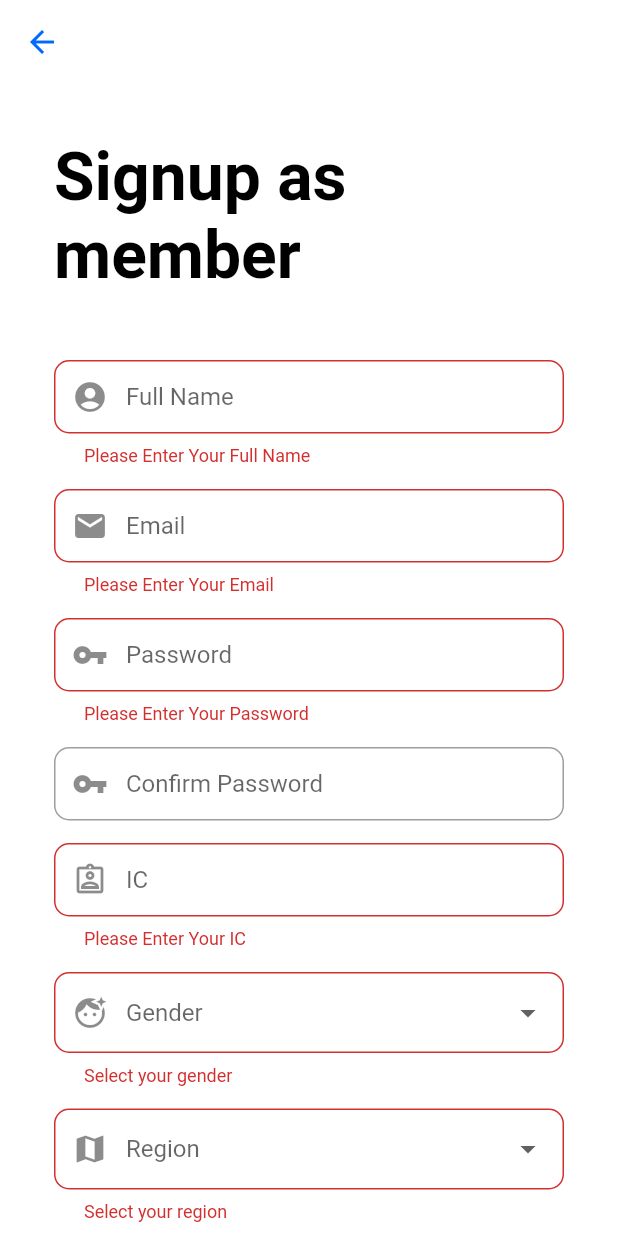
After one commit to group-apk/Mynda, a Flutter app: the RegistrationScreen screen opened directly, after a tap on "SignUp", on a phone screen of 412 x 824 dp. The commit adds this screen. Run offline on Flutter 3.47's test engine with Material 2 defaults, Android fonts, the light colour scheme and no system bars; our stand-ins replace cloud_firestore, firebase_auth, firebase_core, fluttertoast; accounts and stored records are empty.

Commit message:
registration_screen

```diff
--- a/lib/main.dart
+++ b/lib/main.dart
@@ -1,7 +1,8 @@
 import 'package:firebase_auth/firebase_auth.dart';
 import 'package:firebase_core/firebase_core.dart';
 import 'package:flutter/material.dart';
-import 'package:map_proj/profile_screen.dart';
+import '../profile_screen.dart';
+import '../screen/registration_screen.dart';
 
 void main() {
   runApp(const MyApp());
@@ -58,16 +59,19 @@ class LoginScreen extends StatefulWidget {
 }
 
 class _LoginScreenState extends State<LoginScreen> {
-
   //Login function
-  static Future<User?> loginUsingEmailPassword({required String email, required String password, required BuildContext context}) async{
-    FirebaseAuth auth= FirebaseAuth.instance;
+  static Future<User?> loginUsingEmailPassword(
+      {required String email,
+      required String password,
+      required BuildContext context}) async {
+    FirebaseAuth auth = FirebaseAuth.instance;
     User? user;
-    try{
-      UserCredential userCredential= await auth.signInWithEmailAndPassword(email: email, password: password);
-      user= userCredential.user;
-    } on FirebaseAuthException catch (e){
-      if(e.code=="user-not-found"){
+    try {
+      UserCredential userCredential = await auth.signInWithEmailAndPassword(
+          email: email, password: password);
+      user = userCredential.user;
+    } on FirebaseAuthException catch (e) {
+      if (e.code == "user-not-found") {
         print("No user found for that email");
       }
     }
@@ -75,14 +79,11 @@ class _LoginScreenState extends State<LoginScreen> {
     return user;
   }
 
-
-
-
   @override
   Widget build(BuildContext context) {
     //create the textfiled controller
-    TextEditingController _emailController =TextEditingController();
-    TextEditingController _passwordController =TextEditingController();
+    TextEditingController _emailController = TextEditingController();
+    TextEditingController _passwordController = TextEditingController();
 
     return Padding(
       padding: const EdgeInsets.all(16.0),
@@ -109,7 +110,7 @@ class _LoginScreenState extends State<LoginScreen> {
           const SizedBox(
             height: 44.0,
           ),
-           TextField(
+          TextField(
             controller: _emailController,
             keyboardType: TextInputType.emailAddress,
             decoration: const InputDecoration(
@@ -120,7 +121,7 @@ class _LoginScreenState extends State<LoginScreen> {
           const SizedBox(
             height: 26.0,
           ),
-         TextField(
+          TextField(
             controller: _passwordController,
             obscureText: true,
             decoration: const InputDecoration(
@@ -138,6 +139,7 @@ class _LoginScreenState extends State<LoginScreen> {
           const SizedBox(
             height: 88.0,
           ),
+          SizedBox(height: 88),
           Container(
             width: double.infinity,
             child: RawMaterialButton(
@@ -147,13 +149,16 @@ class _LoginScreenState extends State<LoginScreen> {
               shape: RoundedRectangleBorder(
                   borderRadius: BorderRadius.circular(12.0)),
               onPressed: () async {
-                User? user= await loginUsingEmailPassword(email: _emailController.text, password: _passwordController.text, context: context);
+                User? user = await loginUsingEmailPassword(
+                    email: _emailController.text,
+                    password: _passwordController.text,
+                    context: context);
                 print(user);
-                if(user !=null){
-                  Navigator.of(context).pushReplacement(MaterialPageRoute(builder:(context)=>ProfileScreen()));
-                //make a new screen
+                if (user != null) {
+                  Navigator.of(context).pushReplacement(
+                      MaterialPageRoute(builder: (context) => ProfileScreen()));
+                  //make a new screen
                 }
-
               },
               child: const Text(
                 "Login",
@@ -164,6 +169,28 @@ class _LoginScreenState extends State<LoginScreen> {
               ),
             ),
           ),
+          SizedBox(height: 15),
+          Row(
+            mainAxisAlignment: MainAxisAlignment.center,
+            children: <Widget>[
+              Text("Don't have an account? "),
+              GestureDetector(
+                onTap: () {
+                  Navigator.push(
+                      context,
+                      MaterialPageRoute(
+                          builder: (context) => RegistrationScreen()));
+                },
+                child: Text(
+                  "SignUp",
+                  style: TextStyle(
+                      color: Color(0xFF0069FE),
+                      fontWeight: FontWeight.bold,
+                      fontSize: 15),
+                ),
+              )
+            ],
+          ),
         ],
       ),
     );
--- /dev/null
+++ b/lib/model/user_model.dart
@@ -0,0 +1,43 @@
+class UserModel {
+  String? uid,
+      email,
+      fullName,
+      ic,
+      gender,
+      region,
+      states;
+
+  UserModel(
+      {this.uid,
+      this.email,
+      this.fullName,
+      this.ic,
+      this.gender,
+      this.region,
+      this.states});
+
+  // receive data from server
+  factory UserModel.fromMap(map) {
+    return UserModel(
+        uid: map['uid'],
+        email: map['email'],
+        fullName: map['fullName'],
+        ic: map['ic'],
+        gender: map['gender'],
+        region: map['region'],
+        states: map['states']);
+  }
+
+  // sending to server
+  Map<String, dynamic> toMap() {
+    return {
+      'uid': uid,
+      'email': email,
+      'fullName': fullName,
+      'ic': ic,
+      'gender': gender,
+      'region': region,
+      'states': states
+    };
+  }
+}
--- /dev/null
+++ b/lib/screen/registration_screen.dart
@@ -0,0 +1,454 @@
+import 'package:cloud_firestore/cloud_firestore.dart';
+import 'package:firebase_auth/firebase_auth.dart';
+import 'package:flutter/material.dart';
+import 'package:flutter/services.dart';
+import 'package:fluttertoast/fluttertoast.dart';
+// import 'package:map_proj/profile_screen.dart';
+import '../model/user_model.dart';
+
+class RegistrationScreen extends StatefulWidget {
+  const RegistrationScreen({Key? key}) : super(key: key);
+
+  @override
+  State<RegistrationScreen> createState() => _RegistrationScreenState();
+}
+
+class _RegistrationScreenState extends State<RegistrationScreen> {
+  final _auth = FirebaseAuth.instance;
+  // form key
+  final _formKey = GlobalKey<FormState>();
+
+  // editing controller
+  final fullNameEditingController = new TextEditingController();
+  final emailEditingController = new TextEditingController();
+  final passwordEditingController = new TextEditingController();
+  final confirmPasswordEditingController = new TextEditingController();
+  final ICEditingController = new TextEditingController();
+  final genderEditingController = new TextEditingController();
+  final regionEditingController = new TextEditingController();
+  final statesEditingController = new TextEditingController();
+
+  @override
+  Widget build(BuildContext context) {
+    // full name field
+    final fullNameField = TextFormField(
+        autofocus: false,
+        controller: fullNameEditingController,
+        keyboardType: TextInputType.name,
+        validator: (value) {
+          RegExp regex = new RegExp(r'^.{3,}$');
+          if (value!.isEmpty) {
+            return ("Please Enter Your Full Name");
+          }
+          if (!regex.hasMatch(value)) {
+            return ("Please Enter Your Full Name (Min. 3 characters required)");
+          }
+          return null;
+        },
+        onSaved: (value) {
+          fullNameEditingController.text = value!;
+        },
+        textInputAction: TextInputAction.next,
+        decoration: InputDecoration(
+          prefixIcon: Icon(Icons.account_circle),
+          contentPadding: EdgeInsets.fromLTRB(20, 15, 20, 15),
+          hintText: "Full Name",
+          border: OutlineInputBorder(borderRadius: BorderRadius.circular(10)),
+        ));
+
+    // email field
+    final emailField = TextFormField(
+        autofocus: false,
+        controller: emailEditingController,
+        keyboardType: TextInputType.emailAddress,
+        validator: (value) {
+          if (value!.isEmpty) {
+            return ("Please Enter Your Email");
+          }
+          // reg expression for email validation
+          if (!RegExp("^[a-zA-Z0-9+_.-]+@[a-zA-Z0-9.-]+.[a-z]")
+              .hasMatch(value)) {
+            return ("Please Enter a valid email");
+          }
+          return null;
+        },
+        onSaved: (value) {
+          emailEditingController.text = value!;
+        },
+        textInputAction: TextInputAction.next,
+        decoration: InputDecoration(
+          prefixIcon: Icon(Icons.mail),
+          contentPadding: EdgeInsets.fromLTRB(20, 15, 20, 15),
+          hintText: "Email",
+          border: OutlineInputBorder(borderRadius: BorderRadius.circular(10)),
+        ));
+
+    // password field
+    final passwordField = TextFormField(
+        autofocus: false,
+        controller: passwordEditingController,
+        obscureText: true,
+        validator: (value) {
+          RegExp regex = new RegExp(r'^.{6,}$');
+          if (value!.isEmpty) {
+            return ("Please Enter Your Password");
+          }
+          if (!regex.hasMatch(value)) {
+            return ("Please Enter at least 6 Character for Password");
+          }
+        },
+        onSaved: (value) {
+          passwordEditingController.text = value!;
+        },
+        textInputAction: TextInputAction.next,
+        decoration: InputDecoration(
+          prefixIcon: Icon(Icons.vpn_key),
+          contentPadding: EdgeInsets.fromLTRB(20, 15, 20, 15),
+          hintText: "Password",
+          border: OutlineInputBorder(borderRadius: BorderRadius.circular(10)),
+        ));
+
+    // confirm password field
+    final confirmPasswordField = TextFormField(
+        autofocus: false,
+        controller: confirmPasswordEditingController,
+        obscureText: true,
+        validator: (value) {
+          if (confirmPasswordEditingController.text !=
+              passwordEditingController.text) {
+            return "Password don't match";
+          }
+          return null;
+        },
+        onSaved: (value) {
+          confirmPasswordEditingController.text = value!;
+        },
+        textInputAction: TextInputAction.next,
+        decoration: InputDecoration(
+          prefixIcon: Icon(Icons.vpn_key),
+          contentPadding: EdgeInsets.fromLTRB(20, 15, 20, 15),
+          hintText: "Confirm Password",
+          border: OutlineInputBorder(borderRadius: BorderRadius.circular(10)),
+        ));
+
+    // IC field
+    final ICfield = TextFormField(
+        autofocus: false,
+        controller: ICEditingController,
+        keyboardType: TextInputType.number,
+        validator: (value) {
+          RegExp regex = new RegExp(r'^[0-9]{12}$');
+          if (value!.isEmpty) {
+            return ("Please Enter Your IC");
+          }
+          if (!regex.hasMatch(value)) {
+            return ("Please Enter Your IC (12 characters required)");
+          }
+          return null;
+        },
+        onSaved: (value) {
+          ICEditingController.text = value!;
+        },
+        inputFormatters: [
+          LengthLimitingTextInputFormatter(12),
+        ],
+        textInputAction: TextInputAction.next,
+        decoration: InputDecoration(
+          prefixIcon: Icon(Icons.assignment_ind_outlined),
+          contentPadding: EdgeInsets.fromLTRB(20, 15, 20, 15),
+          hintText: "IC",
+          border: OutlineInputBorder(borderRadius: BorderRadius.circular(10)),
+        ));
+
+    // gender
+    String? selectedValue = null;
+    final genderField = DropdownButtonFormField(
+      autofocus: false,
+      decoration: InputDecoration(
+        prefixIcon: Icon(Icons.face_retouching_natural),
+        contentPadding: EdgeInsets.fromLTRB(20, 15, 20, 15),
+        hintText: "Gender",
+        border: OutlineInputBorder(borderRadius: BorderRadius.circular(10)),
+      ),
+      value: selectedValue,
+      onChanged: (String? newValue) {
+        setState(() {
+          selectedValue = newValue!;
+        });
+        genderEditingController.text = selectedValue!;
+      },
+      validator: (value) => value == null ? "Select your gender" : null,
+      items: genderItems,
+    );
+
+    // region
+    String? selectedValue2 = null;
+    final regionField = DropdownButtonFormField(
+      autofocus: false,
+      decoration: InputDecoration(
+        prefixIcon: Icon(Icons.map),
+        contentPadding: EdgeInsets.fromLTRB(20, 15, 20, 15),
+        hintText: "Region",
+        border: OutlineInputBorder(borderRadius: BorderRadius.circular(10)),
+      ),
+      value: selectedValue2,
+      onChanged: (String? newValue) {
+        setState(() {
+          selectedValue2 = newValue!;
+        });
+        regionEditingController.text = selectedValue2!;
+      },
+      validator: (value) => value == null ? "Select your region" : null,
+      items: regionItems,
+    );
+
+    // states
+    String? selectedValue3 = null;
+    final stateField = DropdownButtonFormField(
+      autofocus: false,
+      decoration: InputDecoration(
+        prefixIcon: Icon(Icons.location_city),
+        contentPadding: EdgeInsets.fromLTRB(20, 15, 20, 15),
+        hintText: "State",
+        border: OutlineInputBorder(borderRadius: BorderRadius.circular(10)),
+      ),
+      value: selectedValue3,
+      onChanged: (String? newValue) {
+        setState(() {
+          selectedValue3 = newValue!;
+        });
+        statesEditingController.text = selectedValue3!;
+      },
+      validator: (value) => value == null ? "Select your state" : null,
+      items: eastMalaysiaStateItems,
+    );
+
+    // signup button
+    final signupButton = Material(
+      elevation: 5,
+      borderRadius: BorderRadius.circular(30),
+      color: Color(0xFF0069FE),
+      child: MaterialButton(
+        padding: EdgeInsets.fromLTRB(20, 15, 20, 15),
+        minWidth: MediaQuery.of(context).size.width,
+        onPressed: () {
+          signUp(emailEditingController.text, passwordEditingController.text);
+        },
+        child: Text(
+          "SignUp",
+          textAlign: TextAlign.center,
+          style: TextStyle(
+              fontSize: 20, color: Colors.white, fontWeight: FontWeight.bold),
+        ),
+      ),
+    );
+
+    return Scaffold(
+      backgroundColor: Colors.white,
+      appBar: AppBar(
+        backgroundColor: Colors.transparent,
+        elevation: 0,
+        leading: IconButton(
+          icon: Icon(
+            Icons.arrow_back,
+            color: Color(0xFF0069FE),
+          ),
+          onPressed: () {
+            // passing this to root
+            Navigator.of(context).pop();
+          },
+        ),
+      ),
+      body: Center(
+        child: SingleChildScrollView(
+          child: Container(
+            color: Colors.white,
+            child: Padding(
+              padding: const EdgeInsets.all(36.0),
+              child: Form(
+                key: _formKey,
+                child: Column(
+                  mainAxisAlignment: MainAxisAlignment.center,
+                  crossAxisAlignment: CrossAxisAlignment.center,
+                  children: <Widget>[
+                    // SizedBox(
+                    //   // app logo here
+
+                    //   height: 180,
+                    //   child: Image.asset(
+                    //     "",
+                    //     fit: BoxFit.contain,
+                    //   ),
+                    // ),
+                    const Text(
+                      "Signup as member",
+                      style: TextStyle(
+                        color: Colors.black,
+                        fontSize: 44.0,
+                        fontWeight: FontWeight.bold,
+                      ),
+                    ),
+                    SizedBox(height: 44),
+                    fullNameField,
+                    SizedBox(height: 15),
+                    emailField,
+                    SizedBox(height: 15),
+                    passwordField,
+                    SizedBox(height: 15),
+                    confirmPasswordField,
+                    SizedBox(height: 15),
+                    ICfield,
+                    SizedBox(height: 15),
+                    genderField,
+                    SizedBox(height: 15),
+                    regionField,
+                    SizedBox(height: 15),
+                    stateField,
+                    SizedBox(height: 15),
+                    signupButton,
+                    SizedBox(height: 15),
+                    Row(
+                      mainAxisAlignment: MainAxisAlignment.center,
+                      children: <Widget>[
+                        Text("Are you a staff? "),
+                        GestureDetector(
+                          onTap: () {
+                            // Navigator.push(
+                            //     context,
+                            //     MaterialPageRoute(
+                            //         builder: (context) =>
+                            //             RegistrationScreen()));
+                          },
+                          child: Text(
+                            "SignUp as staff",
+                            style: TextStyle(
+                                color: Color(0xFF0069FE),
+                                fontWeight: FontWeight.bold,
+                                fontSize: 15),
+                          ),
+                        )
+                      ],
+                    ),
+                  ],
+                ),
+              ),
+            ),
+          ),
+        ),
+      ),
+    );
+  }
+
+  void signUp(String email, String password) async {
+    if (_formKey.currentState!.validate()) {
+      await _auth
+          .createUserWithEmailAndPassword(email: email, password: password)
+          .then((value) => {postDetailsToFirestore()})
+          .catchError((e) {
+        Fluttertoast.showToast(msg: e!.message);
+      });
+    }
+  }
+
+  postDetailsToFirestore() async {
+    // calling firestore
+    // calling user model
+    // sending these value
+
+    FirebaseFirestore firebaseFirestore = FirebaseFirestore.instance;
+    User? user = _auth.currentUser;
+
+    UserModel userModel = UserModel();
+
+    // Writing all the values
+    userModel.email = user!.email;
+    userModel.uid = user.uid;
+    userModel.fullName = fullNameEditingController.text;
+    userModel.ic = ICEditingController.text;
+    userModel.gender = genderEditingController.text;
+    userModel.region = regionEditingController.text;
+    userModel.states = statesEditingController.text;
+
+    await firebaseFirestore
+        .collection("users")
+        .doc(user.uid)
+        .set(userModel.toMap());
+    Fluttertoast.showToast(msg: "Account created successfully! Please Login");
+
+    Navigator.of(context).pop();
+
+    // Navigator.pushAndRemoveUntil(
+    //     (context),
+    //     MaterialPageRoute(builder: (context) => ProfileScreen()),
+    //     (route) => false);
+
+    // Navigator.push(
+    //     context, MaterialPageRoute(builder: (context) => ProfileScreen()));
+  }
+
+  List<DropdownMenuItem<String>> get genderItems {
+    List<DropdownMenuItem<String>> menuItems = [
+      DropdownMenuItem(child: Text("Male"), value: "Male"),
+      DropdownMenuItem(child: Text("Female"), value: "Female"),
+    ];
+    return menuItems;
+  }
+
+  List<DropdownMenuItem<String>> get regionItems {
+    List<DropdownMenuItem<String>> menuItems = [
+      DropdownMenuItem(child: Text("Northen Region"), value: "Northen Region"),
+      DropdownMenuItem(child: Text("Eastern Region"), value: "Eastern Region"),
+      DropdownMenuItem(child: Text("Central Region"), value: "Central Region"),
+      DropdownMenuItem(
+          child: Text("Southern Region"), value: "Southern Region"),
+      DropdownMenuItem(child: Text("East Malaysia"), value: "East Malaysia"),
+    ];
+    return menuItems;
+  }
+
+  List<DropdownMenuItem<String>> get northStateItems {
+    List<DropdownMenuItem<String>> menuItems = [
+      DropdownMenuItem(child: Text("Perlis"), value: "Perlis"),
+      DropdownMenuItem(child: Text("Kedah"), value: "Kedah"),
+      DropdownMenuItem(child: Text("Pulau Pinang"), value: "Pulau Pinang"),
+      DropdownMenuItem(child: Text("Perak"), value: "Perak"),
+    ];
+    return menuItems;
+  }
+
+  List<DropdownMenuItem<String>> get eastStateItems {
+    List<DropdownMenuItem<String>> menuItems = [
+      DropdownMenuItem(child: Text("Kelantan"), value: "Kelantan"),
+      DropdownMenuItem(child: Text("Terengganu"), value: "Terengganu"),
+      DropdownMenuItem(child: Text("Pahang"), value: "Pahang"),
+    ];
+    return menuItems;
+  }
+
+  List<DropdownMenuItem<String>> get centralStateItems {
+    List<DropdownMenuItem<String>> menuItems = [
+      DropdownMenuItem(child: Text("Selangor"), value: "Selangor"),
+      DropdownMenuItem(
+          child: Text("Wilayah Perkeutuan"), value: "Wilayah Perkeutuan"),
+    ];
+    return menuItems;
+  }
+
+  List<DropdownMenuItem<String>> get southernStateItems {
+    List<DropdownMenuItem<String>> menuItems = [
+      DropdownMenuItem(
+          child: Text("Negeri Sembilan"), value: "Negeri Sembilan"),
+      DropdownMenuItem(child: Text("Melaka"), value: "Melaka"),
+      DropdownMenuItem(child: Text("Johor"), value: "Johor"),
+    ];
+    return menuItems;
+  }
+
+  List<DropdownMenuItem<String>> get eastMalaysiaStateItems {
+    List<DropdownMenuItem<String>> menuItems = [
+      DropdownMenuItem(child: Text("Sabah"), value: "Sabah"),
+      DropdownMenuItem(child: Text("Sarawak"), value: "Sarawak"),
+    ];
+    return menuItems;
+  }
+}
--- a/pubspec.yaml
+++ b/pubspec.yaml
@@ -37,6 +37,8 @@ dependencies:
   #Firebase auth and firebase core
   firebase_core: ^1.0.2
   firebase_auth: ^3.3.0
+  fluttertoast: ^8.0.9
+  cloud_firestore: ^3.1.14
 dev_dependencies:
   flutter_test:
     sdk: flutter
```
Also changed, not shown: pubspec.lock, 2 other files.
